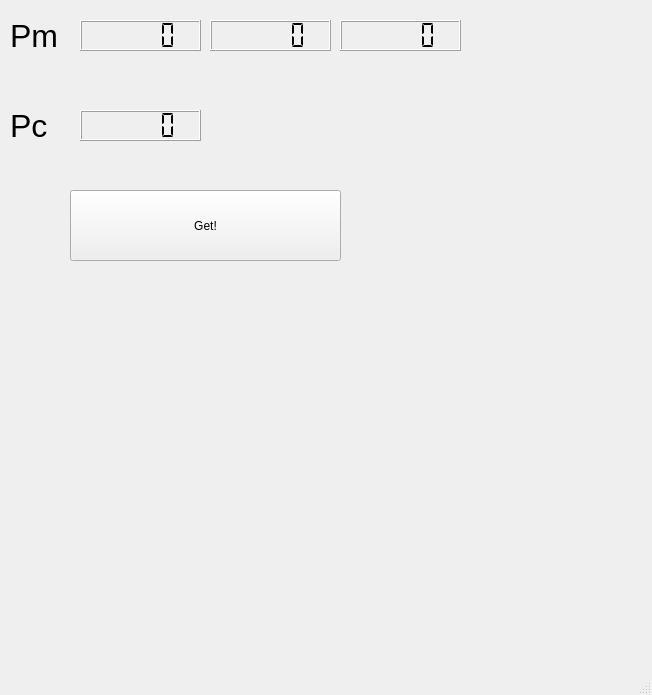
ypaaxx/sapfir, file CallibrationSaphire/mainwindow.ui: the form before one commit.
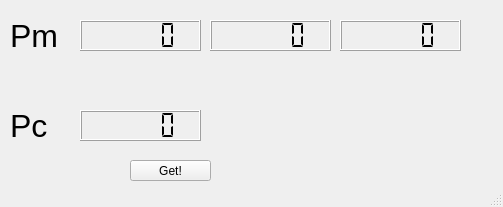
The form after the commit.

```diff
--- a/CallibrationSaphire/mainwindow.ui
+++ b/CallibrationSaphire/mainwindow.ui
@@ -6,8 +6,8 @@
    <rect>
     <x>0</x>
     <y>0</y>
-    <width>652</width>
-    <height>695</height>
+    <width>503</width>
+    <height>207</height>
    </rect>
   </property>
   <property name="windowTitle">
@@ -51,10 +51,10 @@
    <widget class="QPushButton" name="pushButton">
     <property name="geometry">
      <rect>
-      <x>70</x>
-      <y>190</y>
-      <width>271</width>
-      <height>71</height>
+      <x>130</x>
+      <y>160</y>
+      <width>81</width>
+      <height>21</height>
      </rect>
     </property>
     <property name="text">
```
